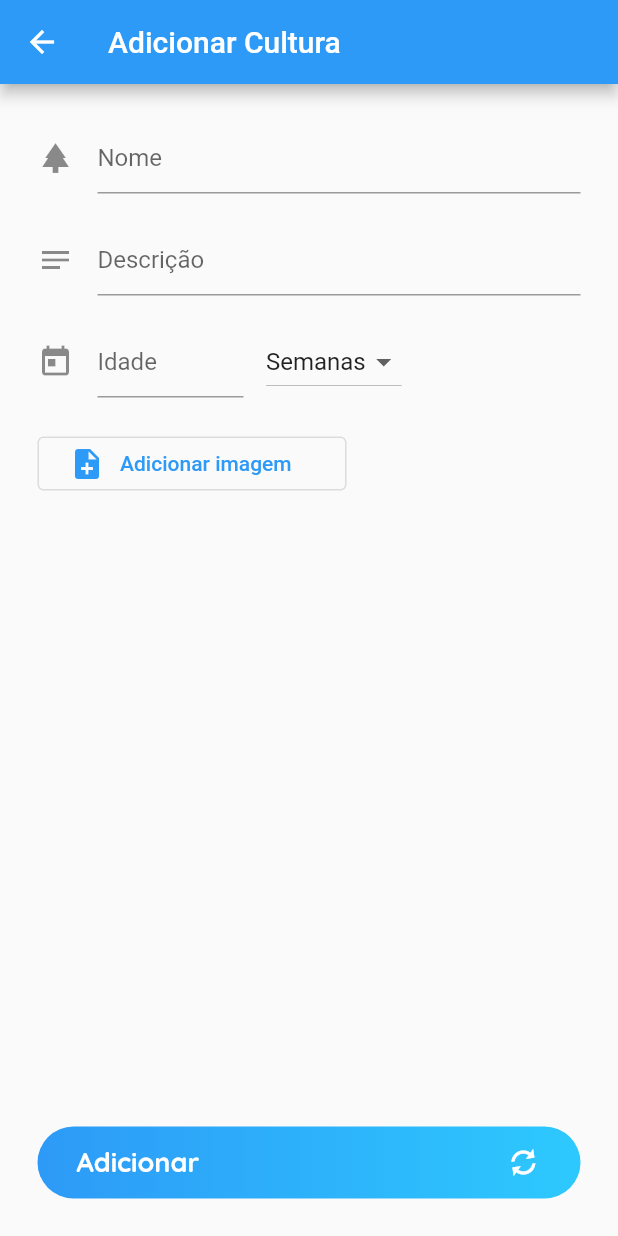
After one commit to Carloseduardo208/pc2i-app, a Flutter app: the NewCultureScreen screen opened by its route, after a tap on "Adicionar", on a phone screen of 412 x 824 dp. The commit adds this screen. Run offline on Flutter 3.47's test engine with Material 2 defaults, Android fonts, the phone set to English and light mode, and no system bars; our stand-ins replace google_fonts.

Commit message:
Create new_culture screen initial structure

```diff
--- a/lib/main.dart
+++ b/lib/main.dart
@@ -1,5 +1,6 @@
 import 'package:flutter/material.dart';
 import 'package:pc2i_app/screens/login.dart';
+import 'package:pc2i_app/screens/new_culture.dart';
 import 'package:pc2i_app/screens/signup.dart';
 import 'package:pc2i_app/screens/splash.dart';
 
@@ -11,6 +12,7 @@ void main() {
         '/splash': (context) => SplashScreen(),
         '/login': (context) => LoginScreen(),
         '/signup': (context) => SignupScreen(),
+        '/new-culture': (context) => NewCultureScreen(),
       },
     ),
   );
--- /dev/null
+++ b/lib/screens/new_culture.dart
@@ -0,0 +1,132 @@
+import 'package:flutter/material.dart';
+import 'package:pc2i_app/components/button.dart';
+import 'package:pc2i_app/components/input.dart';
+
+class NewCultureScreen extends StatefulWidget {
+  const NewCultureScreen({Key? key}) : super(key: key);
+
+  @override
+  _NewCultureScreenState createState() => _NewCultureScreenState();
+}
+
+class _NewCultureScreenState extends State<NewCultureScreen> {
+  IconData _icon = Icons.add_circle_outline;
+  bool _rotate = false;
+  List<String> dropdownItems = ['Semanas', 'Meses'];
+  String currentDropdownItem = '';
+
+  void updateIcon() {
+    setState(() {
+      _icon = Icons.autorenew_outlined;
+      _rotate = true;
+    });
+  }
+
+  List<DropdownMenuItem<String>> generateDropdownItems(items) {
+    return items.map<DropdownMenuItem<String>>((item) {
+      return DropdownMenuItem<String>(
+        value: item,
+        child: Text(item),
+      );
+    }).toList();
+  }
+
+  @override
+  void initState() {
+    super.initState();
+    currentDropdownItem = dropdownItems[0];
+  }
+
+  @override
+  Widget build(BuildContext context) {
+    return GestureDetector(
+      onTap: () => FocusManager.instance.primaryFocus?.unfocus(),
+      child: Scaffold(
+        appBar: AppBar(
+          leading: IconButton(
+            icon: Icon(Icons.arrow_back_outlined),
+            color: Color(0xffffffff),
+            onPressed: () {},
+          ),
+          title: Text(
+            'Adicionar Cultura',
+            style: TextStyle(color: Color(0xffffffff)),
+          ),
+          backgroundColor: Color(0xff2D9AF7),
+        ),
+        body: Container(
+          width: MediaQuery.of(context).size.width,
+          height: MediaQuery.of(context).size.height,
+          child: Padding(
+            padding: EdgeInsets.symmetric(horizontal: 25, vertical: 25),
+            child: Form(
+              child: Column(
+                crossAxisAlignment: CrossAxisAlignment.start,
+                children: [
+                  Input(icon: Icon(Icons.park), placeholder: 'Nome'),
+                  SizedBox(height: 20),
+                  Input(icon: Icon(Icons.notes), placeholder: 'Descrição'),
+                  SizedBox(height: 20),
+                  Row(
+                    children: [
+                      Container(
+                        width: MediaQuery.of(context).size.width / 3,
+                        child: Input(
+                          icon: Icon(Icons.today),
+                          placeholder: 'Idade',
+                          keyboardType: TextInputType.number,
+                          action: TextInputAction.done,
+                        ),
+                      ),
+                      SizedBox(width: 15),
+                      DropdownButton(
+                        value: currentDropdownItem,
+                        onChanged: (String? newValue) {
+                          setState(() {
+                            currentDropdownItem = newValue!;
+                          });
+                        },
+                        items: generateDropdownItems(dropdownItems),
+                      ),
+                    ],
+                  ),
+                  SizedBox(height: 20),
+                  OutlinedButton(
+                    style: ButtonStyle(
+                      fixedSize: MaterialStateProperty.all(
+                        Size.fromWidth(MediaQuery.of(context).size.width / 2),
+                      ),
+                      foregroundColor: MaterialStateProperty.all(
+                        Color(0xff2d9af7),
+                      ),
+                    ),
+                    onPressed: () {},
+                    child: Padding(
+                      padding: EdgeInsets.all(5),
+                      child: Row(
+                        children: [
+                          Icon(Icons.note_add),
+                          SizedBox(width: 10),
+                          Text('Adicionar imagem'),
+                        ],
+                      ),
+                    ),
+                  ),
+                  Expanded(child: Container()),
+                  Button(
+                    text: 'Adicionar',
+                    icon: _icon,
+                    action: () {
+                      updateIcon();
+                    },
+                    rotate: _rotate,
+                  ),
+                ],
+              ),
+            ),
+          ),
+        ),
+      ),
+    );
+  }
+}
```
